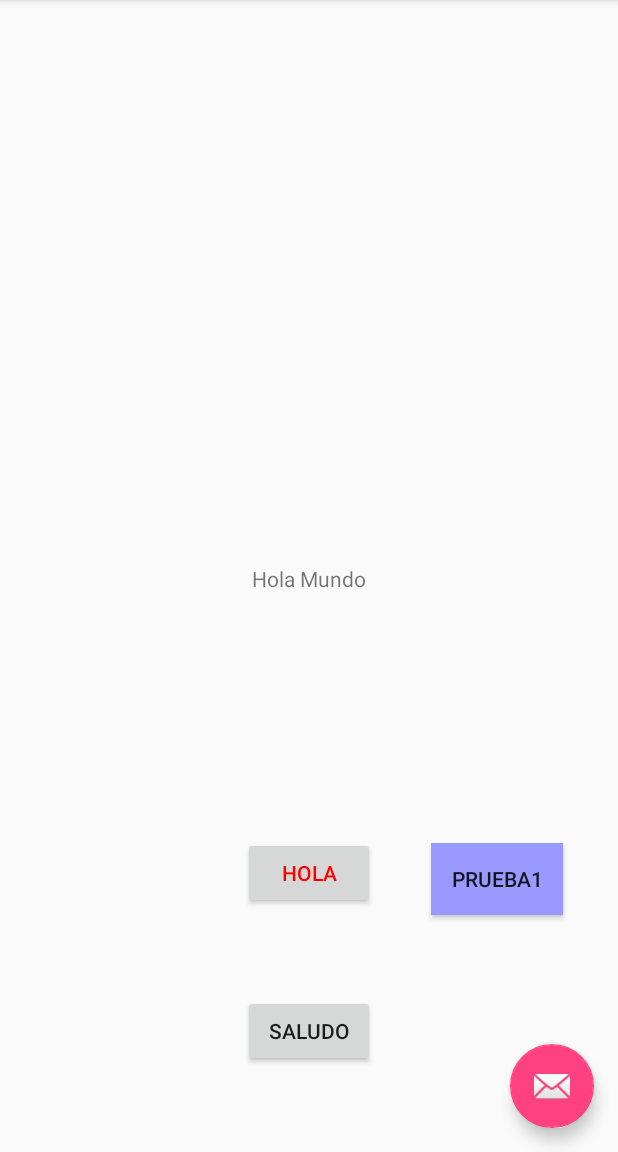
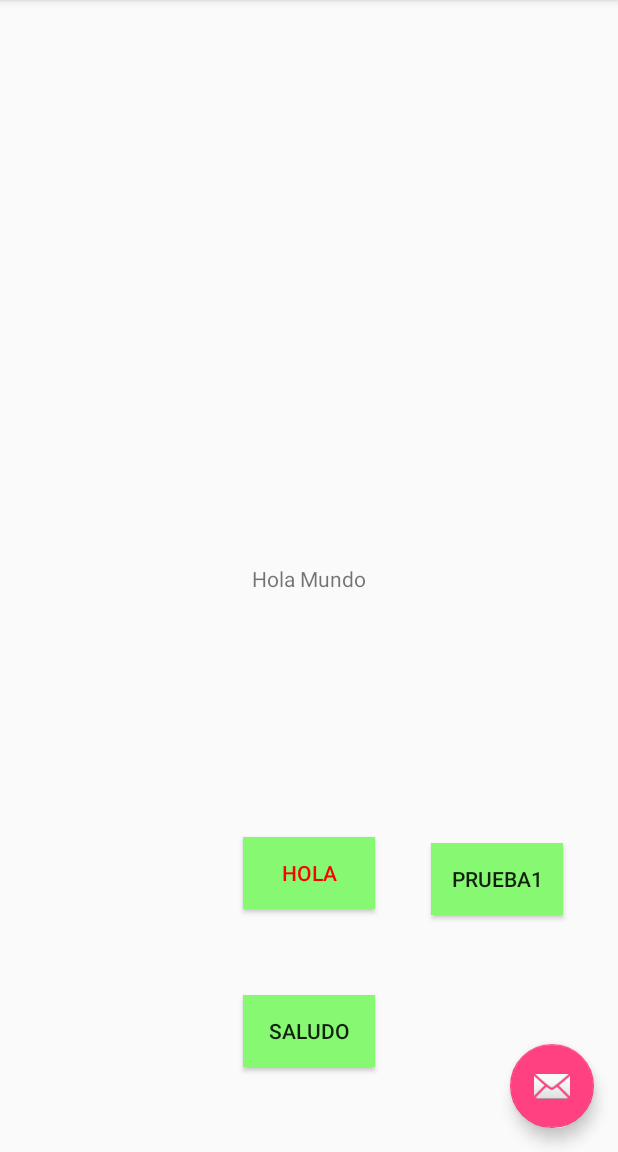
Before and after one commit to NuriaOS/TareaVersionesNOS, an Android app: the screen it shows after launch (MainActivity), on a phone screen of 412 x 824 dp, the part 84-1236 px from its top. Run offline under Robolectric (Android 15) with nearby library versions, the phone set to English and light mode, and no system bars.

Commit message:
Fondo botones

```diff
--- a/app/src/main/res/layout/content_main.xml
+++ b/app/src/main/res/layout/content_main.xml
@@ -27,6 +27,7 @@
         android:layout_marginLeft="8dp"
         android:layout_marginRight="8dp"
         android:layout_marginTop="8dp"
+        android:background="@color/verde"
         android:text="@string/btn_hola"
         android:textColor="#ff0000"
         app:layout_constraintBottom_toBottomOf="parent"
@@ -42,6 +43,7 @@
         android:layout_marginLeft="8dp"
         android:layout_marginRight="8dp"
         android:layout_marginTop="8dp"
+        android:background="@color/verde"
         android:text="@string/btn_saludo"
         app:layout_constraintBottom_toBottomOf="parent"
         app:layout_constraintLeft_toLeftOf="parent"
@@ -56,7 +58,7 @@
         android:layout_marginLeft="8dp"
         android:layout_marginRight="8dp"
         android:layout_marginTop="8dp"
-        android:background="@color/azul"
+        android:background="@color/verde"
         android:text="@string/btn_prueba1"
         app:layout_constraintBottom_toBottomOf="@+id/button"
         app:layout_constraintLeft_toRightOf="@+id/button"
--- a/app/src/main/res/values/colors.xml
+++ b/app/src/main/res/values/colors.xml
@@ -5,4 +5,5 @@
     <color name="colorAccent">#FF4081</color>
     <color name="azul">#9999ff</color>
     <color name="rojo">#ff0000</color>
+    <color name="verde">#87f872</color>
 </resources>
```
